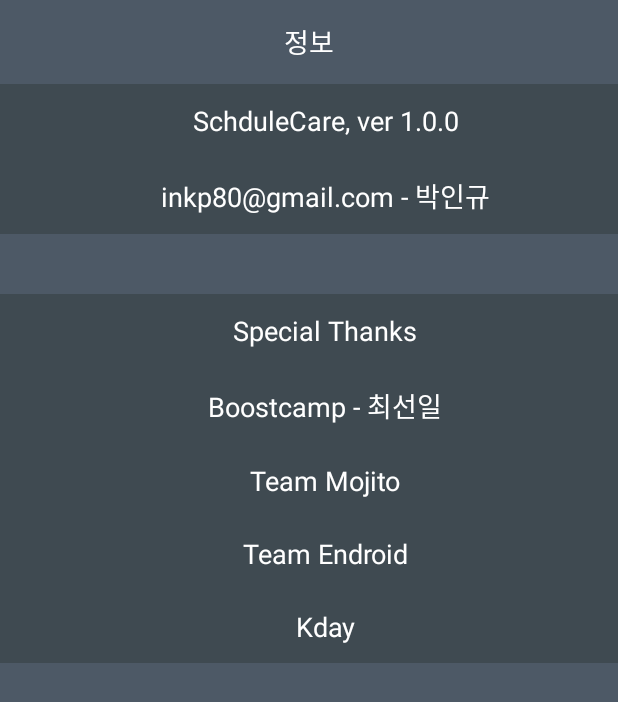
After one commit to inkp80/schedulecare, an Android app: the AppInformationActivity screen opened directly, with no data from a screen before it, on a phone screen of 412 x 824 dp. The commit adds this screen. Shown: the top 702 px of the screen. Run offline under Robolectric (Android 15) with nearby library versions, the phone set to English and light mode, and no system bars.

Commit message:
information

```diff
--- a/BoostMe/app/src/main/AndroidManifest.xml
+++ b/BoostMe/app/src/main/AndroidManifest.xml
@@ -49,6 +49,7 @@
 
         <activity android:name=".activities.ShowTagActivity"></activity>
         <activity android:name=".activities.AddTagListActivity"></activity>
+        <activity android:name=".activities.AppInformationActivity"></activity>
 
         <receiver android:name=".receiver.AlarmReceiver"/>
 
--- /dev/null
+++ b/BoostMe/app/src/main/java/com/inkp/boostcamp/Boostme/activities/AppInformationActivity.java
@@ -0,0 +1,20 @@
+package com.inkp.boostcamp.Boostme.activities;
+
+import android.os.Bundle;
+import android.support.v7.app.AppCompatActivity;
+import android.support.v7.widget.Toolbar;
+
+import com.inkp.boostcamp.Boostme.R;
+
+/**
+ * Created by inkp on 2017-02-23.
+ */
+
+public class AppInformationActivity extends AppCompatActivity {
+    @Override
+    public void onCreate(Bundle savedInstanceState){
+        super.onCreate(savedInstanceState);
+        setContentView(R.layout.activity_information);
+        setSupportActionBar((Toolbar) findViewById(R.id.verinform_toolbar));
+    }
+}
--- /dev/null
+++ b/BoostMe/app/src/main/res/layout/activity_information.xml
@@ -0,0 +1,123 @@
+<?xml version="1.0" encoding="utf-8"?>
+<LinearLayout xmlns:android="http://schemas.android.com/apk/res/android"
+    xmlns:app="http://schemas.android.com/apk/res-auto"
+    android:orientation="vertical"
+    android:layout_width="match_parent"
+    android:layout_height="match_parent"
+    android:background="@color/default_background_color">
+
+    <android.support.v7.widget.Toolbar
+        android:id="@+id/verinform_toolbar"
+        android:minHeight="?attr/actionBarSize"
+        android:layout_width="match_parent"
+        android:layout_height="wrap_content"
+        android:contentInsetLeft="0dp"
+        android:contentInsetStart="0dp"
+        app:contentInsetLeft="0dp"
+        app:contentInsetStart="0dp"
+        android:contentInsetRight="0dp"
+        android:contentInsetEnd="0dp"
+        app:contentInsetRight="0dp"
+        app:contentInsetEnd="0dp"
+        android:background="@color/default_background_color">
+
+        <LinearLayout
+            android:orientation="vertical"
+            android:layout_width="match_parent"
+            android:layout_height="match_parent">
+            <RelativeLayout
+                android:layout_width="match_parent"
+                android:layout_height="match_parent">
+                <TextView
+                    android:layout_centerHorizontal="true"
+                    android:layout_centerVertical="true"
+                    android:layout_width="wrap_content"
+                    android:layout_height="wrap_content"
+                    android:text="정보"
+                    android:textSize="@dimen/base_font_size"
+                    android:textColor="#ffffff"/>
+            </RelativeLayout>
+        </LinearLayout>
+    </android.support.v7.widget.Toolbar>
+
+    <TextView
+        android:paddingLeft="@dimen/left_margin"
+        android:paddingTop="@dimen/top_bot_margin"
+        android:paddingBottom="@dimen/top_bot_margin"
+        android:textSize="@dimen/base_font_size"
+        android:textColor="#ffffff"
+        android:text="SchduleCare, ver 1.0.0"
+        android:layout_width="match_parent"
+        android:layout_height="wrap_content"
+        android:background="@color/etc_menu_color"
+        android:gravity="center"/>
+
+    <TextView
+        android:paddingLeft="@dimen/left_margin"
+        android:paddingTop="@dimen/top_bot_margin"
+        android:paddingBottom="@dimen/top_bot_margin"
+        android:textSize="@dimen/base_font_size"
+        android:textColor="#ffffff"
+        android:text="inkp80@gmail.com - 박인규"
+        android:layout_width="match_parent"
+        android:layout_height="wrap_content"
+        android:background="@color/etc_menu_color"
+        android:gravity="center"/>
+    <TextView
+        android:layout_marginTop="40dp"
+        android:paddingLeft="@dimen/left_margin"
+        android:paddingTop="@dimen/top_bot_margin"
+        android:paddingBottom="@dimen/top_bot_margin"
+        android:textSize="@dimen/base_font_size"
+        android:textColor="#ffffff"
+        android:text="Special Thanks"
+        android:layout_width="match_parent"
+        android:layout_height="wrap_content"
+        android:background="@color/etc_menu_color"
+        android:gravity="center"/>
+    <TextView
+        android:paddingLeft="@dimen/left_margin"
+        android:paddingTop="@dimen/top_bot_margin"
+        android:paddingBottom="@dimen/top_bot_margin"
+        android:textSize="@dimen/base_font_size"
+        android:textColor="#ffffff"
+        android:text="Boostcamp - 최선일"
+        android:layout_width="match_parent"
+        android:layout_height="wrap_content"
+        android:background="@color/etc_menu_color"
+        android:gravity="center"/>
+    <TextView
+        android:paddingLeft="@dimen/left_margin"
+        android:paddingTop="@dimen/top_bot_margin"
+        android:paddingBottom="@dimen/top_bot_margin"
+        android:textSize="@dimen/base_font_size"
+        android:textColor="#ffffff"
+        android:text="Team Mojito"
+        android:layout_width="match_parent"
+        android:layout_height="wrap_content"
+        android:background="@color/etc_menu_color"
+        android:gravity="center"/>
+
+    <TextView
+        android:paddingLeft="@dimen/left_margin"
+        android:paddingTop="@dimen/top_bot_margin"
+        android:paddingBottom="@dimen/top_bot_margin"
+        android:textSize="@dimen/base_font_size"
+        android:textColor="#ffffff"
+        android:text="Team Endroid"
+        android:layout_width="match_parent"
+        android:layout_height="wrap_content"
+        android:background="@color/etc_menu_color"
+        android:gravity="center"/>
+    <TextView
+        android:paddingLeft="@dimen/left_margin"
+        android:paddingTop="@dimen/top_bot_margin"
+        android:paddingBottom="@dimen/top_bot_margin"
+        android:textSize="@dimen/base_font_size"
+        android:textColor="#ffffff"
+        android:text="Kday"
+        android:layout_width="match_parent"
+        android:layout_height="wrap_content"
+        android:background="@color/etc_menu_color"
+        android:gravity="center"/>
+</LinearLayout>
```
Also changed, not shown: BoostMe/app/src/main/java/com/inkp/boostcamp/Boostme/activities/SettingActivity.java (+10 -0 lines), BoostMe/app/src/main/res/layout/activity_detail.xml (+42 -12 lines), BoostMe/app/src/main/res/layout/activity_main.xml (+3 -6 lines), BoostMe/app/src/main/res/values/dimens.xml (+6 -6 lines).
